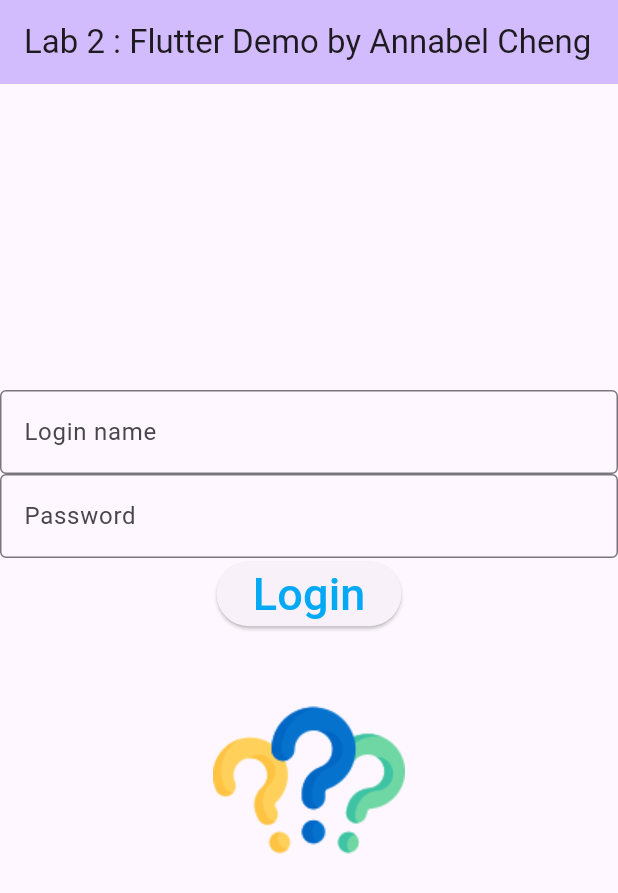
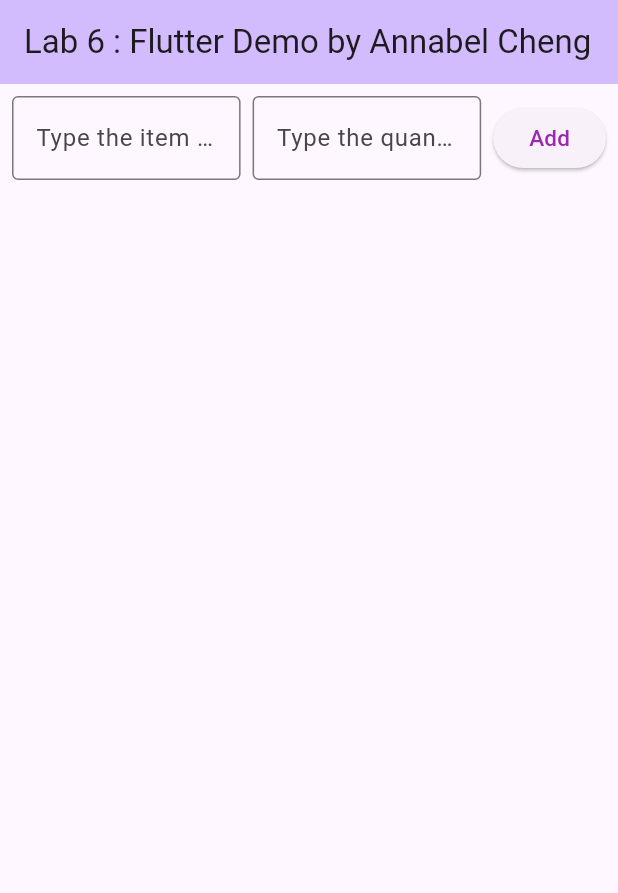
Before and after one commit to c-annabel/my_cst2335_labs, a Flutter app: the MyHomePage screen opened directly, on a phone screen of 412 x 824 dp. Shown: the top 893 px of the screen. Run offline on Flutter 3.47's test engine with Material 3 defaults, Android fonts, the phone set to English and light mode, and no system bars; our stand-ins replace shared_preferences; missing offline and left inert: encrypted_shared_preferences; accounts and stored records are empty.

Commit message:
Modified the textfields and the button to be on the same row. changed the button's name to 'Add'.

```diff
--- a/lib/Lab6.dart
+++ b/lib/Lab6.dart
@@ -12,10 +12,9 @@ class MyApp extends StatelessWidget {
     return MaterialApp(
       title: 'Flutter Demo',
       theme: ThemeData(
-
         colorScheme: ColorScheme.fromSeed(seedColor: Colors.deepPurple),
       ),
-      home: const MyHomePage(title: 'Lab 2 : Flutter Demo by Annabel Cheng'),
+      home: const MyHomePage(title: 'Lab 6 : Flutter Demo by Annabel Cheng'),
     );
   }
 }
@@ -30,11 +29,11 @@ class MyHomePage extends StatefulWidget {
 }
 
 class _MyHomePageState extends State<MyHomePage> {
-  var myFontSize = 30.0;
+  var myFontSize = 15.0;
   late TextEditingController _controller1; // this is to read what is typed
   late TextEditingController _controller2; // this is to read what is typed
-  late String password; // nothing yet, but not null
-  var imageSource = "images/question-mark.png";
+  late String itemName;
+  late int itemQuantity; // nothing yet, but not null
 
   void buttonClicked(){
   }
@@ -60,46 +59,44 @@ class _MyHomePageState extends State<MyHomePage> {
         backgroundColor: Theme.of(context).colorScheme.inversePrimary,
         title: Text(widget.title),
       ),
-      body: Center(
-        child: Column(
-          mainAxisAlignment: MainAxisAlignment.center,
+      body: Padding(
+        padding: const EdgeInsets.all(8.0),
+        child: Row(
           children: <Widget>[
-            TextField(controller: _controller1,
-                decoration: InputDecoration(
-                    hintText:"Login",
-                    border: OutlineInputBorder(),
-                    labelText: "Login name"
-                )
+            Expanded(
+              child: TextField(
+                    controller: _controller1,
+                    decoration: InputDecoration(
+                      hintText:"Type the item here",
+                      border: OutlineInputBorder(),
+                      //labelText: "Item name"
+                    ),
+                ),
             ),
-            TextField(controller: _controller2,
-                obscureText:true,
-                decoration: InputDecoration(
-                    hintText:"Password",
-                    border: OutlineInputBorder(),
-                    labelText: "Password"
-                )
+            SizedBox(width: 8),
+
+            Expanded(
+              child: TextField(
+                    controller: _controller2,
+                    obscureText:true,
+                    decoration: InputDecoration(
+                        hintText:"Type the quantity here",
+                        border: OutlineInputBorder(),
+                       // labelText: "Quantity number"
+                    )
+              ),
             ),
+            SizedBox(width: 8),
+
             ElevatedButton(
-              onPressed: () {
-                // get the string that was typed in the password field
-                password = _controller2.text;// <--- lambda function
-                setState(() {
-                  if (password == 'QWERTY123') {
-                    imageSource = "images/idea.png";
-                  }
-                  else {
-                    imageSource = "images/stop.png";
-                  }
-                });
-              }, // onPressed
-              child:Text("Login", style: TextStyle(fontSize:myFontSize, color:Colors.lightBlue)),
-            ),
-            Semantics (
-                label:imageSource,
-                child: Image.asset(imageSource, width: 200, height:200)
+              onPressed: (){},
+              child:Text("Add", style: TextStyle(fontSize:myFontSize, color:Colors.purple)),
             ),
           ],
         ),
+
+
+
       ),
     );
   }
```
